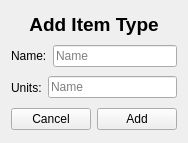
First picture: the form in home_ims/src/view/ui/popup/add_item_type.ui, repository isaac-ucalgary/CPSC471_Fall2024_GroupProject, before the edit.
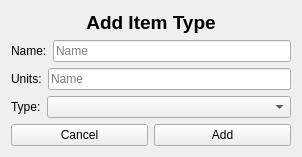
Second picture: the form after the edit.

```diff
--- a/home_ims/src/view/ui/popup/add_item_type.ui
+++ b/home_ims/src/view/ui/popup/add_item_type.ui
@@ -6,8 +6,8 @@
    <rect>
     <x>0</x>
     <y>0</y>
-    <width>184</width>
-    <height>143</height>
+    <width>302</width>
+    <height>153</height>
    </rect>
   </property>
   <property name="windowTitle">
@@ -100,6 +100,40 @@
      </layout>
     </widget>
    </item>
+   <item>
+    <widget class="QWidget" name="widget_8" native="true">
+     <layout class="QHBoxLayout" name="horizontalLayout_8">
+      <property name="leftMargin">
+       <number>0</number>
+      </property>
+      <property name="topMargin">
+       <number>0</number>
+      </property>
+      <property name="rightMargin">
+       <number>0</number>
+      </property>
+      <property name="bottomMargin">
+       <number>0</number>
+      </property>
+      <item>
+       <widget class="QLabel" name="label_3">
+        <property name="sizePolicy">
+         <sizepolicy hsizetype="Fixed" vsizetype="Preferred">
+          <horstretch>0</horstretch>
+          <verstretch>0</verstretch>
+         </sizepolicy>
+        </property>
+        <property name="text">
+         <string>Type:</string>
+        </property>
+       </widget>
+      </item>
+      <item>
+       <widget class="QComboBox" name="typeSelector"/>
+      </item>
+     </layout>
+    </widget>
+   </item>
    <item>
     <widget class="QWidget" name="widget_6" native="true">
      <layout class="QHBoxLayout" name="horizontalLayout_6">
```
